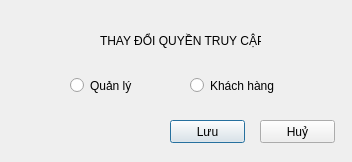
First picture: the form in thaydoiquyen.ui, repository si13ncer/DoAnCTDL, before the edit.
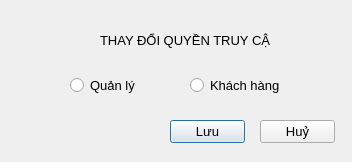
Second picture: the form after the edit. Icons and pictures are not drawn.

```diff
--- a/thaydoiquyen.ui
+++ b/thaydoiquyen.ui
@@ -10,6 +10,11 @@
     <height>162</height>
    </rect>
   </property>
+  <property name="font">
+   <font>
+    <pointsize>10</pointsize>
+   </font>
+  </property>
   <property name="windowTitle">
    <string>Dialog</string>
   </property>
@@ -78,7 +83,7 @@
     <rect>
      <x>100</x>
      <y>10</y>
-     <width>161</width>
+     <width>171</width>
      <height>61</height>
     </rect>
    </property>
```
